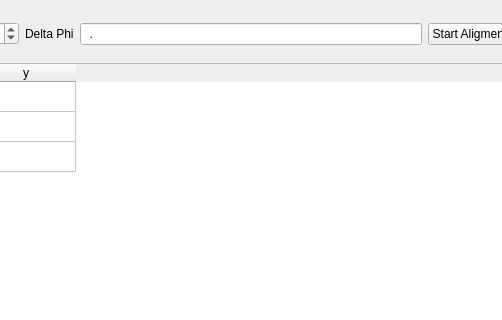
The window that gui/ui_files/centering.ui (natxo14/mxcube) describes before a commit, drawn with Qt 5; both pictures show x 247 to 749 and y 0 to 320 of the 872 by 585 pixel window.
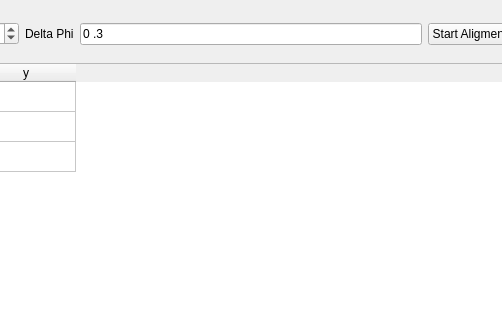
The same window after the commit.

```diff
--- a/gui/ui_files/centering.ui
+++ b/gui/ui_files/centering.ui
@@ -65,6 +65,9 @@
          <property name="inputMask">
           <string>00.00</string>
          </property>
+         <property name="text">
+          <string>0.3</string>
+         </property>
         </widget>
        </item>
        <item>
```
